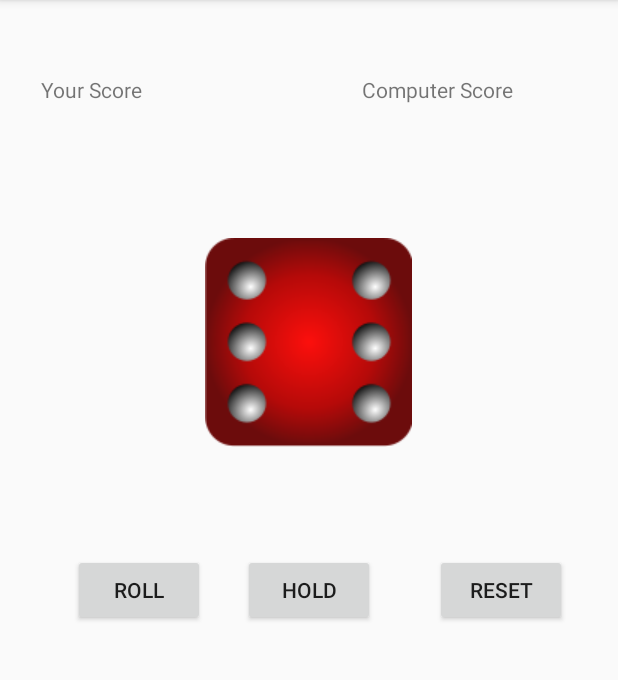
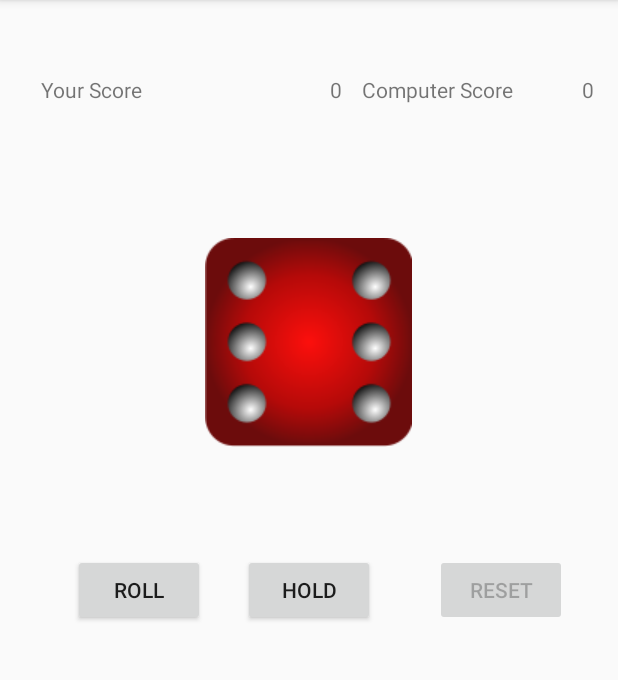
Before and after one commit to Kaveri97/Android-App-Development, an Android app: the screen it shows after launch (MainActivity), on a phone screen of 412 x 824 dp, the part 84-764 px from its top. Run offline under Robolectric (Android 15) with nearby library versions, the phone set to English and light mode, and no system bars.

Commit message:
Scarne's Dice edited

```diff
--- a/MyApplication1/app/src/main/java/com/example/user/myapplication1/MainActivity.java
+++ b/MyApplication1/app/src/main/java/com/example/user/myapplication1/MainActivity.java
@@ -19,7 +19,7 @@ public class MainActivity extends AppCompatActivity {
     TextView userScore, compScore;
     ImageView dice;
     final int[] image_dice = new int[]{0,R.drawable.dice1,R.drawable.dice2,R.drawable.dice3,R.drawable.dice4,R.drawable.dice5,R.drawable.dice6};
-    int i=0; //index of Dice image
+    int i=0;
     final Random r = new Random();
     @Override
     protected void onCreate(Bundle savedInstanceState) {
@@ -33,12 +33,14 @@ public class MainActivity extends AppCompatActivity {
         dice = (ImageView) findViewById(R.id.image_dice);
         Roll.setEnabled(true);
         Hold.setEnabled(true);
-
+        Reset.setEnabled(false);
+        userScore.setText("0");
+        compScore.setText("0");
 
         Reset.setOnClickListener(new View.OnClickListener(){
             @Override
             public void onClick(View v){
-                dice.setImageResource(image_dice[0]);
+                dice.setImageResource(image_dice[1]);
                 user_overall = 0;
                 user_turn = 0;
                 comp_overall = 0;
@@ -74,25 +76,26 @@ public class MainActivity extends AppCompatActivity {
             public void onClick(View v){
                 userScore.setText(Integer.toString(user_overall));
                 i=1;
-                compRoll();
-
             }
         });
     }
 
     public void compRoll(){
+        userScore.setText("hello");
         Roll.setEnabled(false);
         Hold.setEnabled(false);
         comp_turn = r.nextInt(image_dice.length);
-        while(i!=0) {
+
+        while(2>1) {
             if (comp_turn == 0) ;
             else if (comp_turn == 1) {
                 compScore.setText(Integer.toString(comp_overall));
+                i=0;
                 Roll.setEnabled(true);
                 Hold.setEnabled(true);
-                i=0;
                 break;
-            } else {
+            }
+            else {
                 comp_overall += comp_turn;
             }
         }
```
